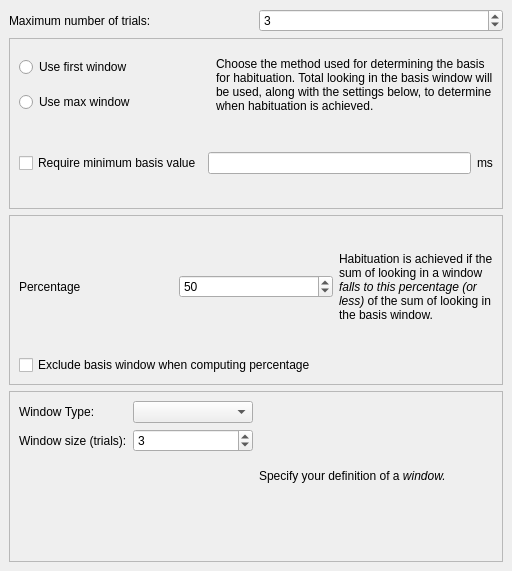
Above: libs/habutil/habit/HHabituationCriteriaForm.ui from djsperka/habit2-src before the change. Below: the same form after it.
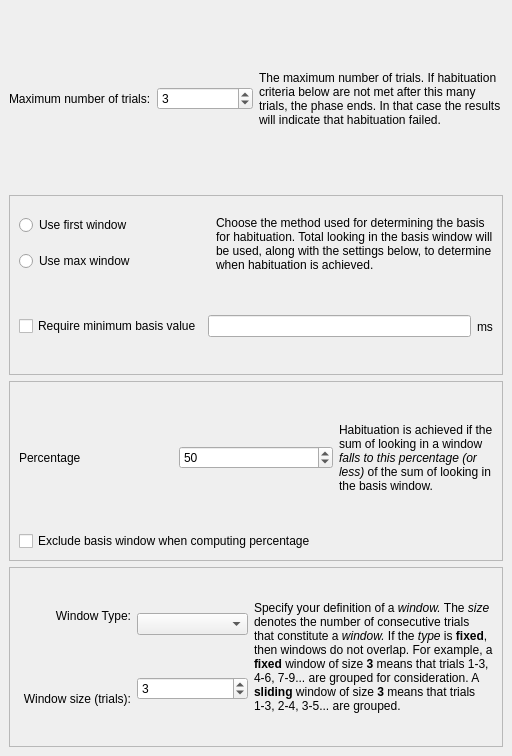
That is the form after the change. The open tabs and pages were chosen to show the change.

Commit message: Implement dialog layout using style sheets. Use style sheet for setting font size and family (see main.cpp for different style sheets on win/mac).

The edit to the form file:
```diff
--- a/libs/habutil/habit/HHabituationCriteriaForm.ui
+++ b/libs/habutil/habit/HHabituationCriteriaForm.ui
@@ -7,7 +7,7 @@
     <x>0</x>
     <y>0</y>
     <width>512</width>
-    <height>571</height>
+    <height>756</height>
    </rect>
   </property>
   <property name="windowTitle">
@@ -83,6 +83,8 @@
   <widget class="QWidget" name="pageCriterion">
    <layout class="QVBoxLayout" name="verticalLayout_2">
     <item>
+     <layout class="QHBoxLayout" name="horizontalLayout_7">
+      <item>
      <layout class="QHBoxLayout" name="horizontalLayout_10">
       <item>
        <widget class="QLabel" name="label_13">
@@ -104,6 +106,18 @@
      </layout>
     </item>
     <item>
+       <widget class="QLabel" name="sidebar_5">
+        <property name="text">
+         <string>&lt;html&gt;&lt;head/&gt;&lt;body&gt;&lt;p&gt;The maximum number of trials. If habituation criteria below are not met after this many trials, the phase ends. In that case the results will indicate that habituation failed.&lt;/p&gt;&lt;/body&gt;&lt;/html&gt;</string>
+        </property>
+        <property name="wordWrap">
+         <bool>true</bool>
+        </property>
+       </widget>
+      </item>
+     </layout>
+    </item>
+    <item>
      <widget class="QFrame" name="frame">
       <property name="frameShape">
        <enum>QFrame::StyledPanel</enum>
@@ -235,31 +249,43 @@
       <property name="frameShadow">
        <enum>QFrame::Raised</enum>
       </property>
-      <layout class="QHBoxLayout" name="horizontalLayout_7">
+      <layout class="QHBoxLayout" name="horizontalLayout_3">
        <item>
-        <layout class="QFormLayout" name="formLayout">
-         <item row="0" column="0">
+        <layout class="QHBoxLayout" name="horizontalLayout_2">
+         <item>
+          <layout class="QVBoxLayout" name="verticalLayout_7">
+           <item>
           <widget class="QLabel" name="label_8">
            <property name="text">
             <string>Window Type:</string>
            </property>
-          </widget>
-         </item>
-         <item row="0" column="1">
-          <widget class="QComboBox" name="comboWindowType">
-           <property name="toolTip">
-            <string>&lt;html&gt;&lt;head/&gt;&lt;body&gt;&lt;p&gt;For a &lt;span style=&quot; font-style:italic;&quot;&gt;fixed window, &lt;/span&gt;windows are [&lt;span style=&quot; font-style:italic;&quot;&gt;1,2,...,size], [size+1,...,2*size],...&lt;/span&gt;&lt;/p&gt;&lt;p&gt;For a &lt;span style=&quot; font-style:italic;&quot;&gt;sliding window, &lt;/span&gt;windows are &lt;span style=&quot; font-style:italic;&quot;&gt;[1,2,...size], [2,3,...,size+1],...&lt;/span&gt;&lt;/p&gt;&lt;/body&gt;&lt;/html&gt;</string>
+             <property name="alignment">
+              <set>Qt::AlignRight|Qt::AlignTrailing|Qt::AlignVCenter</set>
            </property>
           </widget>
          </item>
-         <item row="1" column="0">
+           <item>
           <widget class="QLabel" name="label_9">
            <property name="text">
             <string>Window size (trials):</string>
            </property>
-          </widget>
-         </item>
-         <item row="1" column="1">
+             <property name="alignment">
+              <set>Qt::AlignRight|Qt::AlignTrailing|Qt::AlignVCenter</set>
+             </property>
+            </widget>
+           </item>
+          </layout>
+         </item>
+         <item>
+          <layout class="QVBoxLayout" name="verticalLayout_8">
+           <item>
+            <widget class="QComboBox" name="comboWindowType">
+             <property name="toolTip">
+              <string>&lt;html&gt;&lt;head/&gt;&lt;body&gt;&lt;p&gt;For a &lt;span style=&quot; font-style:italic;&quot;&gt;fixed window, &lt;/span&gt;windows are [&lt;span style=&quot; font-style:italic;&quot;&gt;1,2,...,size], [size+1,...,2*size],...&lt;/span&gt;&lt;/p&gt;&lt;p&gt;For a &lt;span style=&quot; font-style:italic;&quot;&gt;sliding window, &lt;/span&gt;windows are &lt;span style=&quot; font-style:italic;&quot;&gt;[1,2,...size], [2,3,...,size+1],...&lt;/span&gt;&lt;/p&gt;&lt;/body&gt;&lt;/html&gt;</string>
+             </property>
+            </widget>
+           </item>
+           <item>
           <widget class="QSpinBox" name="spinWindowSize">
            <property name="minimum">
             <number>1</number>
@@ -271,10 +297,12 @@
          </item>
         </layout>
        </item>
+        </layout>
+       </item>
        <item>
-        <widget class="QLabel" name="label_10">
+        <widget class="QLabel" name="sidebar_3">
          <property name="text">
-          <string>&lt;html&gt;&lt;head/&gt;&lt;body&gt;&lt;p&gt;Specify your definition of a &lt;span style=&quot; font-style:italic;&quot;&gt;window. &lt;/span&gt;&lt;/p&gt;&lt;/body&gt;&lt;/html&gt;</string>
+          <string>&lt;html&gt;&lt;head/&gt;&lt;body&gt;&lt;p&gt;Specify your definition of a &lt;span style=&quot; font-style:italic;&quot;&gt;window. &lt;/span&gt;The &lt;span style=&quot; font-style:italic;&quot;&gt;size&lt;/span&gt; denotes the number of consecutive trials that constitute a &lt;span style=&quot; font-style:italic;&quot;&gt;window.&lt;/span&gt; If the &lt;span style=&quot; font-style:italic;&quot;&gt;type&lt;/span&gt; is &lt;span style=&quot; font-weight:600;&quot;&gt;fixed&lt;/span&gt;, then windows do not overlap. For example, a &lt;span style=&quot; font-weight:600;&quot;&gt;fixed&lt;/span&gt; window of size &lt;span style=&quot; font-weight:600;&quot;&gt;3 &lt;/span&gt;means that trials 1-3, 4-6, 7-9... are grouped for consideration. A &lt;span style=&quot; font-weight:600;&quot;&gt;sliding&lt;/span&gt; window of size &lt;span style=&quot; font-weight:600;&quot;&gt;3&lt;/span&gt; means that trials 1-3, 2-4, 3-5... are grouped. &lt;/p&gt;&lt;/body&gt;&lt;/html&gt;</string>
          </property>
          <property name="wordWrap">
           <bool>true</bool>
```
Left out of the diff: 22 changed lines with no effect on the pictures. Lines whose indentation alone changed are shown as unchanged. The commit also changes 5 other files.
